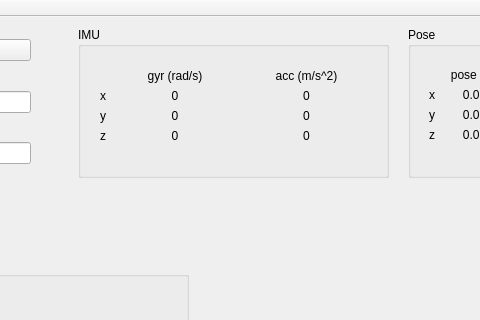
Before: the Qt Designer form src/a_robot_platform/src/client/qt_client/mainwindow.ui in zwhg/distributed_robot_sys, drawn with Qt 5; both pictures show x 132 to 612 and y 0 to 320 of the 1024 by 684 pixel window.
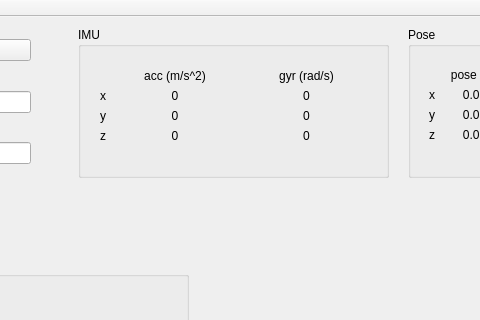
After: the same form once the commit is applied.

The edit to the form file:
```diff
--- a/src/a_robot_platform/src/client/qt_client/mainwindow.ui
+++ b/src/a_robot_platform/src/client/qt_client/mainwindow.ui
@@ -325,19 +325,6 @@
       </item>
       <item row="1" column="1">
        <layout class="QHBoxLayout" name="horizontalLayout_7">
-        <item>
-         <widget class="QLabel" name="lbl_gyr">
-          <property name="styleSheet">
-           <string notr="true"/>
-          </property>
-          <property name="text">
-           <string>gyr (rad/s)</string>
-          </property>
-          <property name="alignment">
-           <set>Qt::AlignCenter</set>
-          </property>
-         </widget>
-        </item>
         <item>
          <widget class="QLabel" name="lbl_acc">
           <property name="layoutDirection">
@@ -351,23 +338,23 @@
           </property>
          </widget>
         </item>
+        <item>
+         <widget class="QLabel" name="lbl_gyr">
+          <property name="styleSheet">
+           <string notr="true"/>
+          </property>
+          <property name="text">
+           <string>gyr (rad/s)</string>
+          </property>
+          <property name="alignment">
+           <set>Qt::AlignCenter</set>
+          </property>
+         </widget>
+        </item>
        </layout>
       </item>
       <item row="2" column="1">
        <layout class="QHBoxLayout" name="horizontalLayout_8">
-        <item>
-         <widget class="QLabel" name="lbl_gyr_x">
-          <property name="styleSheet">
-           <string notr="true">rgb:(255, 0, 0);</string>
-          </property>
-          <property name="text">
-           <string>0</string>
-          </property>
-          <property name="alignment">
-           <set>Qt::AlignCenter</set>
-          </property>
-         </widget>
-        </item>
         <item>
          <widget class="QLabel" name="lbl_acc_x">
           <property name="styleSheet">
@@ -381,23 +368,23 @@
           </property>
          </widget>
         </item>
+        <item>
+         <widget class="QLabel" name="lbl_gyr_x">
+          <property name="styleSheet">
+           <string notr="true">rgb:(255, 0, 0);</string>
+          </property>
+          <property name="text">
+           <string>0</string>
+          </property>
+          <property name="alignment">
+           <set>Qt::AlignCenter</set>
+          </property>
+         </widget>
+        </item>
        </layout>
       </item>
       <item row="3" column="1">
        <layout class="QHBoxLayout" name="horizontalLayout_9">
-        <item>
-         <widget class="QLabel" name="lbl_gyr_y">
-          <property name="styleSheet">
-           <string notr="true">rgb:(255, 0, 0);</string>
-          </property>
-          <property name="text">
-           <string>0</string>
-          </property>
-          <property name="alignment">
-           <set>Qt::AlignCenter</set>
-          </property>
-         </widget>
-        </item>
         <item>
          <widget class="QLabel" name="lbl_acc_y">
           <property name="styleSheet">
@@ -411,23 +398,23 @@
           </property>
          </widget>
         </item>
+        <item>
+         <widget class="QLabel" name="lbl_gyr_y">
+          <property name="styleSheet">
+           <string notr="true">rgb:(255, 0, 0);</string>
+          </property>
+          <property name="text">
+           <string>0</string>
+          </property>
+          <property name="alignment">
+           <set>Qt::AlignCenter</set>
+          </property>
+         </widget>
+        </item>
        </layout>
       </item>
       <item row="4" column="1">
        <layout class="QHBoxLayout" name="horizontalLayout_10">
-        <item>
-         <widget class="QLabel" name="lbl_gyr_z">
-          <property name="styleSheet">
-           <string notr="true">rgb:(255, 0, 0);</string>
-          </property>
-          <property name="text">
-           <string>0</string>
-          </property>
-          <property name="alignment">
-           <set>Qt::AlignCenter</set>
-          </property>
-         </widget>
-        </item>
         <item>
          <widget class="QLabel" name="lbl_acc_z">
           <property name="styleSheet">
@@ -441,6 +428,19 @@
           </property>
          </widget>
         </item>
+        <item>
+         <widget class="QLabel" name="lbl_gyr_z">
+          <property name="styleSheet">
+           <string notr="true">rgb:(255, 0, 0);</string>
+          </property>
+          <property name="text">
+           <string>0</string>
+          </property>
+          <property name="alignment">
+           <set>Qt::AlignCenter</set>
+          </property>
+         </widget>
+        </item>
        </layout>
       </item>
      </layout>
```
Left out of the diff: 2 changed lines with no effect on the pictures.
